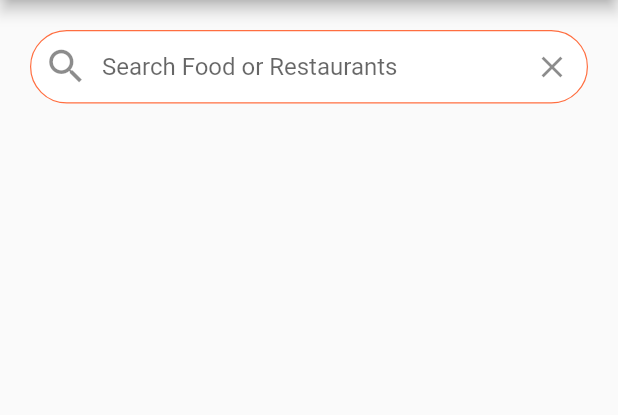
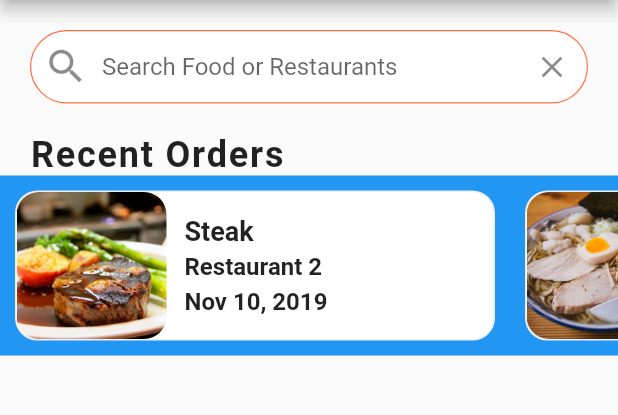
Before and after one commit to datanonymous/flutter_food_delivery, a Flutter app: the screen it shows after launch, on a phone screen of 412 x 824 dp, the part 84-499 px from its top. Run offline on Flutter 3.47's test engine with Material 2 defaults, Android fonts, the phone set to English and light mode, and no system bars.

Commit message:
8/19/2020

```diff
--- a/lib/screens/home_screen.dart
+++ b/lib/screens/home_screen.dart
@@ -1,4 +1,5 @@
 import 'package:flutter/material.dart';
+import 'package:flutter_food_delivery/widgets/recent_orders.dart';
 import '../data/data.dart';
 
 class HomeScreen extends StatefulWidget {
@@ -62,6 +63,7 @@ class _HomeScreenState extends State<HomeScreen> {
               ),
             ),
           ),
+          RecentOrders(),
         ],
       ),
     );
--- /dev/null
+++ b/lib/widgets/recent_orders.dart
@@ -0,0 +1,100 @@
+import 'package:flutter/material.dart';
+import 'package:flutter_food_delivery/data/data.dart';
+import 'package:flutter_food_delivery/models/order.dart';
+
+class RecentOrders extends StatelessWidget {
+  _buildRecentOrder(BuildContext context, Order order) {
+    return Container(
+      margin: EdgeInsets.all(10),
+      width: 320,
+      decoration: BoxDecoration(
+        color: Colors.white,
+        borderRadius: BorderRadius.circular(15),
+        border: Border.all(
+          width: 1,
+          color: Colors.grey[200],
+        ),
+      ),
+      child: Row(
+        children: [
+          ClipRRect(
+            borderRadius: BorderRadius.circular(15),
+            child: Image(
+              height: 100,
+              width: 100,
+              image: AssetImage(order.food.imageUrl),
+              fit: BoxFit.cover,
+            ),
+          ),
+          Container(
+            margin: EdgeInsets.all(12),
+            child: Column(
+              mainAxisAlignment: MainAxisAlignment.center,
+              crossAxisAlignment: CrossAxisAlignment.start,
+              children: [
+                Text(
+                  order.food.name,
+                  style: TextStyle(
+                    fontSize: 18,
+                    fontWeight: FontWeight.bold,
+                  ),
+                  overflow: TextOverflow.ellipsis,
+                ),
+                SizedBox(height: 4),
+                Text(
+                  order.restaurant.name,
+                  style: TextStyle(
+                    fontSize: 16,
+                    fontWeight: FontWeight.w600,
+                  ),
+                  overflow: TextOverflow.ellipsis,
+                ),
+                SizedBox(height: 4),
+                Text(
+                  order.date,
+                  style: TextStyle(
+                    fontSize: 16,
+                    fontWeight: FontWeight.w600,
+                  ),
+                  overflow: TextOverflow.ellipsis,
+                ),
+              ],
+            ),
+          ),
+        ],
+      ),
+    );
+  }
+
+  @override
+  Widget build(BuildContext context) {
+    return Column(
+      crossAxisAlignment: CrossAxisAlignment.start,
+      children: [
+        Padding(
+          padding: const EdgeInsets.symmetric(horizontal: 20.0),
+          child: Text(
+            'Recent Orders',
+            style: TextStyle(
+              fontSize: 24,
+              fontWeight: FontWeight.bold,
+              letterSpacing: 1.2,
+            ),
+          ),
+        ),
+        Container(
+          height: 120,
+          color: Colors.blue,
+          child: ListView.builder(
+            scrollDirection: Axis.horizontal,
+            itemCount: currentUser.orders.length,
+            itemBuilder: (BuildContext context, int index) {
+              Order order = currentUser.orders[index];
+              return _buildRecentOrder(context, order);
+            },
+          ),
+        ),
+      ],
+    );
+  }
+}
```
